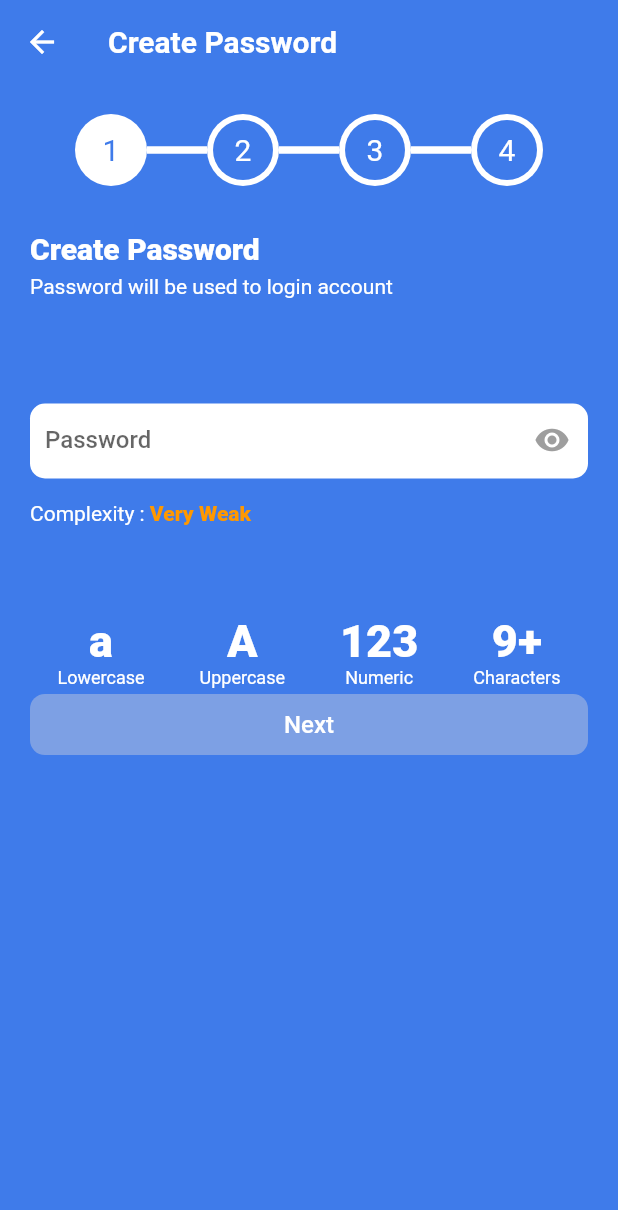
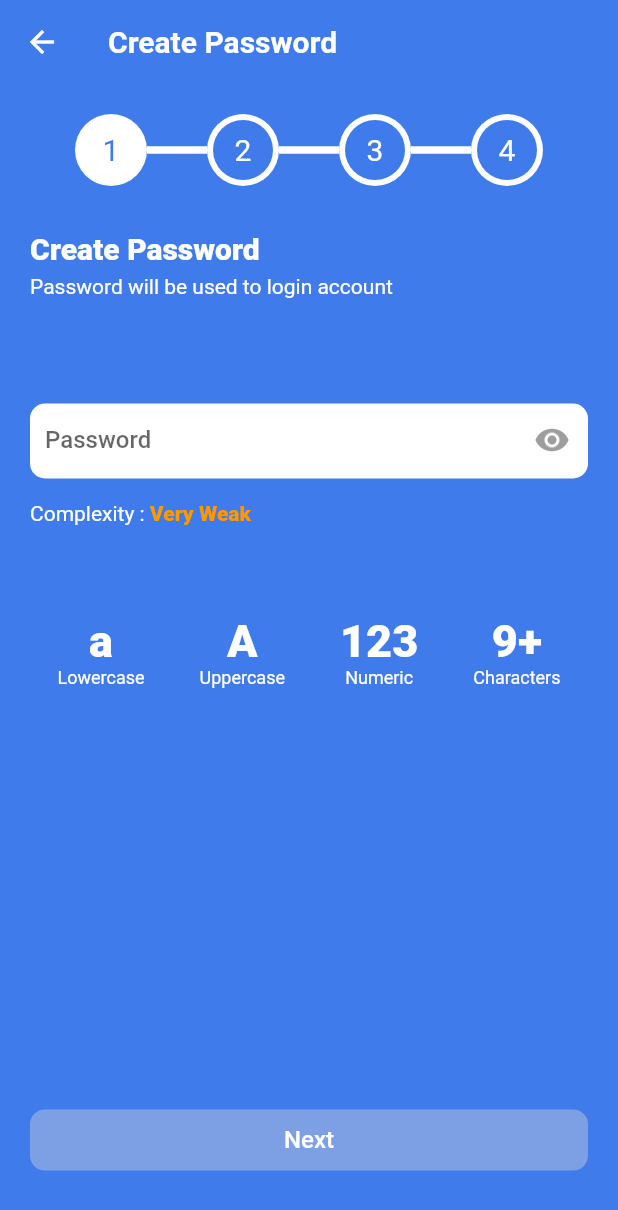
Before and after one commit to evanezent/Exploring-The-Forest, a Flutter app: the screen it shows after launch, after a tap on "Next", on a phone screen of 412 x 824 dp. Shown: the top 1210 px of the screen. Run offline on Flutter 3.47's test engine with Material 2 defaults, Android fonts, the phone set to English and light mode, and no system bars.

Commit message:
refactor button to bottom navbar

```diff
--- a/lib/ui/screens/create_password_screen.dart
+++ b/lib/ui/screens/create_password_screen.dart
@@ -112,20 +112,21 @@ class _CreatePaswordScreenState extends State<CreatePaswordScreen> {
                 ),
               ],
             ),
-            Padding(
-                padding: const EdgeInsets.only(bottom: 30),
-                child: LongButton(
-                    bgColor: custom_blue_disable,
-                    textColor: Colors.white,
-                    loading: false,
-                    width: size.width,
-                    title: "Next",
-                    onClick: () {
-                      Navigator.of(context).push(MaterialPageRoute(
-                          builder: (context) => CreatePaswordScreen()));
-                    })),
           ],
         ),
+      ),
+      bottomNavigationBar: Container(
+        padding: EdgeInsets.only(bottom: 40, right: 20, left: 20),
+        child: LongButton(
+            bgColor: custom_blue_disable,
+            textColor: Colors.white,
+            loading: false,
+            width: size.width,
+            title: "Next",
+            onClick: () {
+              Navigator.of(context).push(
+                  MaterialPageRoute(builder: (context) => CreatePaswordScreen()));
+            }),
       ),
     );
   }
--- a/lib/ui/screens/welcome_screen.dart
+++ b/lib/ui/screens/welcome_screen.dart
@@ -37,9 +37,6 @@ class _WelcomScreenState extends State<WelcomScreen> {
                 padding:
                     const EdgeInsets.symmetric(vertical: 10, horizontal: 20),
                 child: Column(
-                    mainAxisAlignment: MainAxisAlignment.spaceBetween,
-                    children: [
-                      Column(
                   crossAxisAlignment: CrossAxisAlignment.start,
                   children: [
                     Text(
@@ -75,20 +72,19 @@ class _WelcomScreenState extends State<WelcomScreen> {
                           });
                         },
                         style: TextStyle(
-                                  color: Colors.grey,
-                                  fontWeight: FontWeight.w500),
+                            color: Colors.grey, fontWeight: FontWeight.w500),
                         decoration: InputDecoration(
                             hintText: "Email",
                             prefixIcon: Icon(
                               Icons.email,
                               color: Colors.grey,
                             ),
-                                  contentPadding: EdgeInsets.only(
-                                      bottom: 4, right: 8, left: 8),
+                            contentPadding:
+                                EdgeInsets.only(bottom: 4, right: 8, left: 8),
                             focusedBorder: OutlineInputBorder(
                               borderRadius: BorderRadius.circular(10),
-                                    borderSide: BorderSide(
-                                        color: custom_blue, width: 1.0),
+                              borderSide:
+                                  BorderSide(color: custom_blue, width: 1.0),
                             ),
                             enabledBorder: OutlineInputBorder(
                                 borderSide: BorderSide.none)),
@@ -96,12 +92,14 @@ class _WelcomScreenState extends State<WelcomScreen> {
                     ),
                   ],
                 ),
-                      Padding(
-                        padding: const EdgeInsets.only(bottom: 30),
+              ))
+        ],
+      ),
+      bottomNavigationBar: Container(
+        color: custom_gray,
+        padding: EdgeInsets.only(bottom: 40, right: 20, left: 20),
         child: LongButton(
-                            bgColor: _emailValidator
-                                ? custom_blue
-                                : custom_blue_disable,
+            bgColor: _emailValidator ? custom_blue : custom_blue_disable,
             textColor: Colors.white,
             loading: false,
             width: size.width,
@@ -110,11 +108,7 @@ class _WelcomScreenState extends State<WelcomScreen> {
               Navigator.of(context).push(MaterialPageRoute(
                   builder: (context) => CreatePaswordScreen()));
             }),
-                      )
-                    ],
       ),
-                ))
-          ],
-        ));
+    );
   }
 }
```
Lines whose indentation alone changed are shown as unchanged.
